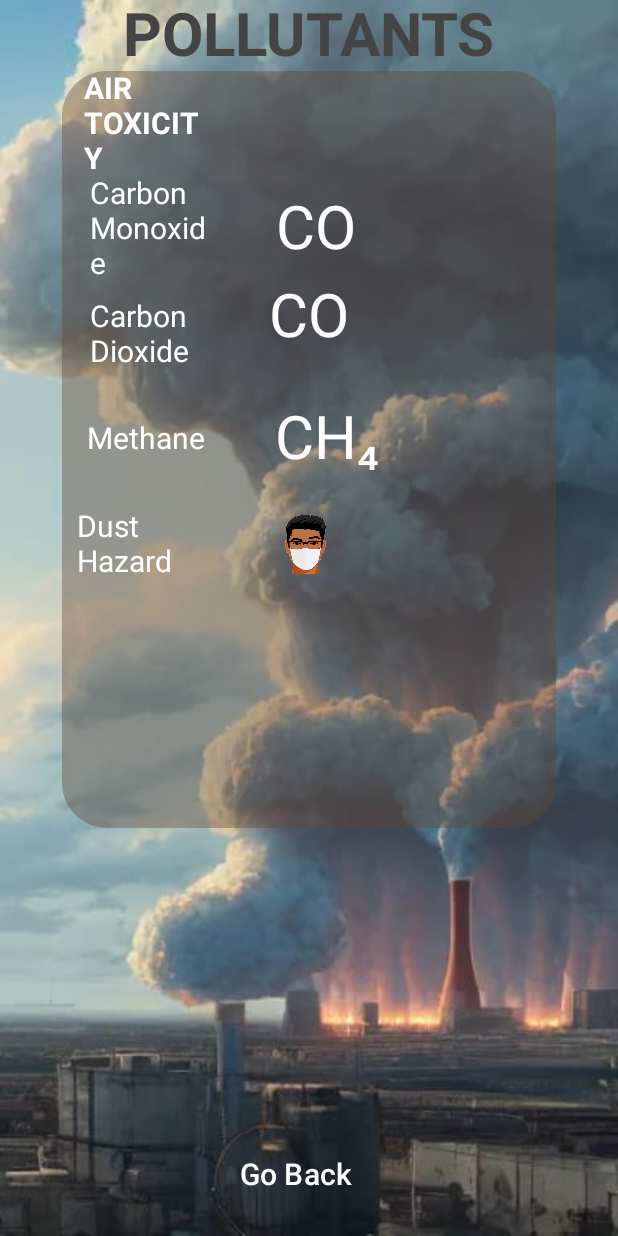
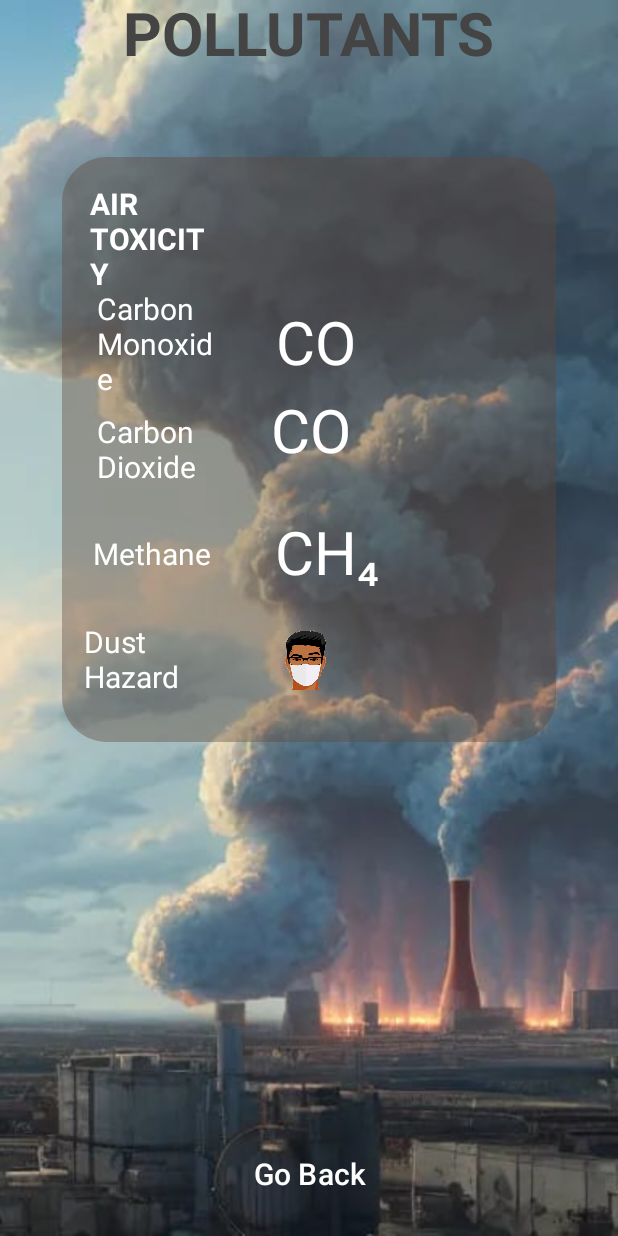
Before and after one commit to s16exe/Febraury, an Android app built with Jetpack Compose: the MicroPollutantsActivity screen opened through its navigation route, on a phone screen of 412 x 824 dp. Run offline under Robolectric (Android 15) with nearby library versions, the phone set to English and light mode, and no system bars.

Commit message:
Update MicroPollutantsActivity.kt

```diff
--- a/app/src/main/java/com/s16/febraury/Screens/Micro/MicroPollutantsActivity.kt
+++ b/app/src/main/java/com/s16/febraury/Screens/Micro/MicroPollutantsActivity.kt
@@ -6,29 +6,23 @@ import androidx.compose.foundation.layout.Arrangement
 import androidx.compose.foundation.layout.Box
 import androidx.compose.foundation.layout.Column
 import androidx.compose.foundation.layout.Row
-import androidx.compose.foundation.layout.Spacer
 import androidx.compose.foundation.layout.fillMaxHeight
 import androidx.compose.foundation.layout.fillMaxSize
 import androidx.compose.foundation.layout.fillMaxWidth
 import androidx.compose.foundation.layout.height
-import androidx.compose.foundation.layout.offset
 import androidx.compose.foundation.layout.padding
 import androidx.compose.foundation.layout.size
 import androidx.compose.foundation.layout.width
-import androidx.compose.foundation.layout.windowInsetsTopHeight
 import androidx.compose.foundation.shape.RoundedCornerShape
 import androidx.compose.material3.Button
 import androidx.compose.material3.ButtonDefaults
-import androidx.compose.material3.Icon
 import androidx.compose.material3.Text
 import androidx.compose.runtime.Composable
-import androidx.compose.ui.AbsoluteAlignment
 import androidx.compose.ui.Alignment
 import androidx.compose.ui.Modifier
 import androidx.compose.ui.draw.clip
 import androidx.compose.ui.graphics.Color
 import androidx.compose.ui.layout.ContentScale
-import androidx.compose.ui.modifier.modifierLocalConsumer
 import androidx.compose.ui.res.painterResource
 import androidx.compose.ui.text.TextStyle
 import androidx.compose.ui.text.font.FontWeight
@@ -50,7 +44,7 @@ fun MicroPollutantsActivity(navController: NavHostController) {
     }
     Column(
         horizontalAlignment = Alignment.CenterHorizontally,
-        verticalArrangement = Arrangement.SpaceAround
+        verticalArrangement = Arrangement.SpaceEvenly
     ) {
         Text(
             text = "POLLUTANTS",
@@ -63,7 +57,6 @@ fun MicroPollutantsActivity(navController: NavHostController) {
             verticalArrangement = Arrangement.Center,
             horizontalAlignment = Alignment.CenterHorizontally
         )
-
         {
             Box(
                 contentAlignment = Alignment.Center,
@@ -74,8 +67,8 @@ fun MicroPollutantsActivity(navController: NavHostController) {
             )
             {
                 Column(
-                    modifier = Modifier.fillMaxSize(),
-                    verticalArrangement = Arrangement.Top,
+                    modifier = Modifier.padding(5.dp,20.dp),
+                    verticalArrangement = Arrangement.Center,
                     horizontalAlignment = Alignment.CenterHorizontally
                 ) {
 
@@ -258,7 +251,8 @@ fun MicroPollutantsActivity(navController: NavHostController) {
             modifier = Modifier
                 .width(250.dp)
                 .padding(16.dp)
-                .clip(RoundedCornerShape(50.dp))
+                .clip(RoundedCornerShape(50.dp)),
+            contentAlignment = Alignment.Center
         ) {
             Button(
                 onClick = { navController.popBackStack() },
```
